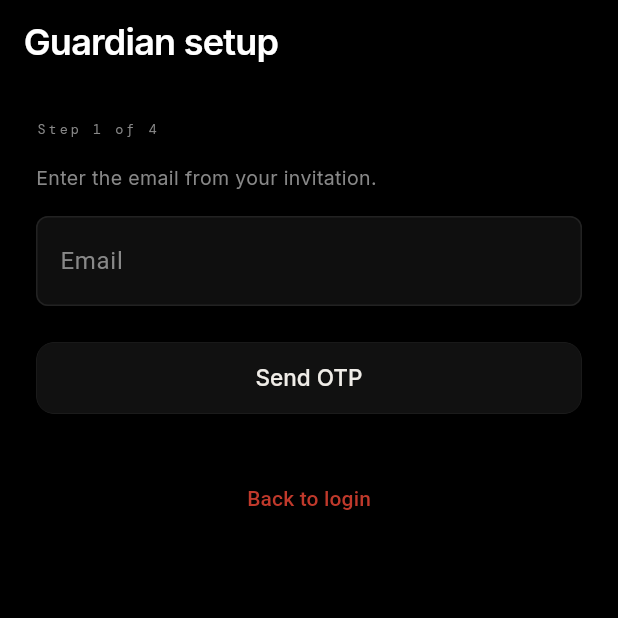
After one commit to ujwalbholan/surakshya-MobileApp, a Flutter app: the GuardianSetupScreen screen opened by its route, on a phone screen of 412 x 824 dp, the top half of it. The commit adds this screen. Run offline on Flutter 3.47's test engine with Material 3 defaults, Android fonts, the phone set to English and light mode, and no system bars; our stand-ins replace battery_plus, flutter_blue_plus, flutter_local_notifications, flutter_map, flutter_riverpod, flutter_secure_storage and 9 more; accounts and stored records are empty.

Commit message:
feat(flutter): guardian OTP/set-password screens and add-ward/reject-pending parity with the existing web flow

```diff
--- a/lib/features/auth/login_screen.dart
+++ b/lib/features/auth/login_screen.dart
@@ -211,6 +211,10 @@ class _LoginScreenState extends ConsumerState<LoginScreen> {
                   label: 'Create account',
                   onPressed: () => context.go(AppRoutes.signup),
                 ),
+                AuthFooterLink(
+                  label: 'Guardian invite setup',
+                  onPressed: () => context.go(AppRoutes.guardianSetup),
+                ),
               ],
             ),
           ),
--- /dev/null
+++ b/lib/features/guardians/guardian_setup_screen.dart
@@ -0,0 +1,329 @@
+library guardian_setup_screen;
+
+import 'package:flutter/material.dart';
+import 'package:flutter_riverpod/flutter_riverpod.dart';
+import 'package:go_router/go_router.dart';
+import 'package:suraksha/router/app_routes.dart';
+import 'package:suraksha/services/surakshya_api_service.dart';
+import 'package:suraksha/theme/suraksha_colors.dart';
+import 'package:suraksha/theme/suraksha_spacing.dart';
+import 'package:suraksha/theme/suraksha_typography.dart';
+import 'package:suraksha/widgets/origin_button.dart';
+
+/// Guardian invite activation: email → OTP → set password → success.
+/// Mirrors web `/guardian/setup` against public `/guardian/*` endpoints.
+class GuardianSetupScreen extends ConsumerStatefulWidget {
+  const GuardianSetupScreen({super.key, this.initialEmail});
+
+  final String? initialEmail;
+
+  @override
+  ConsumerState<GuardianSetupScreen> createState() =>
+      _GuardianSetupScreenState();
+}
+
+class _GuardianSetupScreenState extends ConsumerState<GuardianSetupScreen> {
+  static const _minPasswordLength = 8;
+  static const _otpCooldownSeconds = 30;
+
+  int _step = 1;
+  late final TextEditingController _emailController;
+  final _otpController = TextEditingController();
+  final _oldPasswordController = TextEditingController();
+  final _newPasswordController = TextEditingController();
+  final _confirmPasswordController = TextEditingController();
+
+  bool _loading = false;
+  String? _error;
+  int _cooldown = 0;
+
+  @override
+  void initState() {
+    super.initState();
+    _emailController = TextEditingController(text: widget.initialEmail ?? '');
+  }
+
+  @override
+  void dispose() {
+    _emailController.dispose();
+    _otpController.dispose();
+    _oldPasswordController.dispose();
+    _newPasswordController.dispose();
+    _confirmPasswordController.dispose();
+    super.dispose();
+  }
+
+  Future<void> _sendOtp() async {
+    final email = _emailController.text.trim().toLowerCase();
+    if (!_isValidEmail(email)) {
+      setState(() => _error = 'Enter a valid email address.');
+      return;
+    }
+    setState(() {
+      _loading = true;
+      _error = null;
+    });
+    try {
+      await ref.read(surakshyaApiServiceProvider).guardianSendOtp(email);
+      if (!mounted) return;
+      setState(() {
+        _step = 2;
+        _cooldown = _otpCooldownSeconds;
+        _loading = false;
+      });
+      _tickCooldown();
+    } on SurakshyaApiException catch (e) {
+      if (!mounted) return;
+      setState(() {
+        _error = e.message;
+        _loading = false;
+      });
+    } catch (_) {
+      if (!mounted) return;
+      setState(() {
+        _error = 'Failed to send OTP';
+        _loading = false;
+      });
+    }
+  }
+
+  void _tickCooldown() {
+    Future<void>.delayed(const Duration(seconds: 1), () {
+      if (!mounted || _cooldown <= 0) return;
+      setState(() => _cooldown -= 1);
+      if (_cooldown > 0) _tickCooldown();
+    });
+  }
+
+  Future<void> _verifyOtp() async {
+    final otp = _otpController.text.trim();
+    if (!RegExp(r'^\d{6}$').hasMatch(otp)) {
+      setState(() => _error = 'Enter the 6-digit code from your SMS.');
+      return;
+    }
+    setState(() {
+      _loading = true;
+      _error = null;
+    });
+    try {
+      await ref.read(surakshyaApiServiceProvider).guardianVerifyOtp(
+            email: _emailController.text.trim().toLowerCase(),
+            otp: otp,
+          );
+      if (!mounted) return;
+      setState(() {
+        _step = 3;
+        _loading = false;
+      });
+    } on SurakshyaApiException catch (e) {
+      if (!mounted) return;
+      setState(() {
+        _error = e.message;
+        _loading = false;
+      });
+    } catch (_) {
+      if (!mounted) return;
+      setState(() {
+        _error = 'Verification failed';
+        _loading = false;
+      });
+    }
+  }
+
+  Future<void> _setPassword() async {
+    final oldPassword = _oldPasswordController.text;
+    final newPassword = _newPasswordController.text;
+    final confirm = _confirmPasswordController.text;
+    if (oldPassword.trim().isEmpty) {
+      setState(
+        () => _error = 'Enter the temporary password from your invitation.',
+      );
+      return;
+    }
+    if (newPassword.length < _minPasswordLength) {
+      setState(
+        () => _error =
+            'Password must be at least $_minPasswordLength characters.',
+      );
+      return;
+    }
+    if (newPassword != confirm) {
+      setState(() => _error = 'Passwords do not match.');
+      return;
+    }
+    setState(() {
+      _loading = true;
+      _error = null;
+    });
+    try {
+      await ref.read(surakshyaApiServiceProvider).guardianSetPassword(
+            email: _emailController.text.trim().toLowerCase(),
+            oldPassword: oldPassword,
+            newPassword: newPassword,
+          );
+      if (!mounted) return;
+      setState(() {
+        _step = 4;
+        _loading = false;
+      });
+    } on SurakshyaApiException catch (e) {
+      if (!mounted) return;
+      setState(() {
+        _error = e.message;
+        _loading = false;
+      });
+    } catch (_) {
+      if (!mounted) return;
+      setState(() {
+        _error = 'Failed to set password';
+        _loading = false;
+      });
+    }
+  }
+
+  bool _isValidEmail(String value) =>
+      RegExp(r'^[^\s@]+@[^\s@]+\.[^\s@]+$').hasMatch(value);
+
+  @override
+  Widget build(BuildContext context) {
+    return Scaffold(
+      backgroundColor: surakshaBlack,
+      appBar: AppBar(
+        backgroundColor: surakshaBlack,
+        elevation: 0,
+        title: Text('Guardian setup', style: SurakshaTypography.dashGreeting),
+      ),
+      body: SafeArea(
+        child: ListView(
+          padding: const EdgeInsets.all(S.lg),
+          children: [
+            Text(
+              'Step $_step of 4',
+              style: SurakshaTypography.monoLabel,
+            ),
+            const SizedBox(height: S.md),
+            if (_error != null) ...[
+              Text(_error!, style: SurakshaTypography.bodyMedium.copyWith(
+                color: surakshaCrimson,
+              )),
+              const SizedBox(height: S.md),
+            ],
+            if (_step == 1) ...[
+              Text(
+                'Enter the email from your invitation.',
+                style: SurakshaTypography.dashSubtitle,
+              ),
+              const SizedBox(height: S.md),
+              TextField(
+                controller: _emailController,
+                keyboardType: TextInputType.emailAddress,
+                style: SurakshaTypography.bodyLarge,
+                decoration: const InputDecoration(
+                  labelText: 'Email',
+                  labelStyle: TextStyle(color: surakshaMuted),
+                ),
+              ),
+              const SizedBox(height: S.lg),
+              OriginButton(
+                onPressed: _sendOtp,
+                loading: _loading,
+                enabled: !_loading,
+                child: const Text('Send OTP'),
+              ),
+            ] else if (_step == 2) ...[
+              Text(
+                'Enter the 6-digit code sent to your phone.',
+                style: SurakshaTypography.dashSubtitle,
+              ),
+              const SizedBox(height: S.md),
+              TextField(
+                controller: _otpController,
+                keyboardType: TextInputType.number,
+                maxLength: 6,
+                style: SurakshaTypography.bodyLarge,
+                decoration: const InputDecoration(
+                  labelText: 'OTP',
+                  labelStyle: TextStyle(color: surakshaMuted),
+                  counterText: '',
+                ),
+              ),
+              const SizedBox(height: S.lg),
+              OriginButton(
+                onPressed: _verifyOtp,
+                loading: _loading,
+                enabled: !_loading,
+                child: const Text('Verify OTP'),
+              ),
+              TextButton(
+                onPressed: (_loading || _cooldown > 0) ? null : _sendOtp,
+                child: Text(
+                  _cooldown > 0 ? 'Resend in ${_cooldown}s' : 'Resend OTP',
+                ),
+              ),
+            ] else if (_step == 3) ...[
+              Text(
+                'Set a new password using your temporary invite password.',
+                style: SurakshaTypography.dashSubtitle,
+              ),
+              const SizedBox(height: S.md),
+              TextField(
+                controller: _oldPasswordController,
+                obscureText: true,
+                style: SurakshaTypography.bodyLarge,
+                decoration: const InputDecoration(
+                  labelText: 'Temporary password',
+                  labelStyle: TextStyle(color: surakshaMuted),
+                ),
+              ),
+              const SizedBox(height: S.sm),
+              TextField(
+                controller: _newPasswordController,
+                obscureText: true,
+                style: SurakshaTypography.bodyLarge,
+                decoration: const InputDecoration(
+                  labelText: 'New password',
+                  labelStyle: TextStyle(color: surakshaMuted),
+                ),
+              ),
+              const SizedBox(height: S.sm),
+              TextField(
+                controller: _confirmPasswordController,
+                obscureText: true,
+                style: SurakshaTypography.bodyLarge,
+                decoration: const InputDecoration(
+                  labelText: 'Confirm password',
+                  labelStyle: TextStyle(color: surakshaMuted),
+                ),
+              ),
+              const SizedBox(height: S.lg),
+              OriginButton(
+                onPressed: _setPassword,
+                loading: _loading,
+                enabled: !_loading,
+                child: const Text('Save password'),
+              ),
+            ] else ...[
+              const Icon(Icons.check_circle, color: Colors.greenAccent, size: 56),
+              const SizedBox(height: S.md),
+              Text(
+                'Your guardian account is ready. Sign in to continue.',
+                style: SurakshaTypography.dashSubtitle,
+                textAlign: TextAlign.center,
+              ),
+              const SizedBox(height: S.lg),
+              OriginButton(
+                onPressed: () => context.go(AppRoutes.login),
+                child: const Text('Go to login'),
+              ),
+            ],
+            const SizedBox(height: S.xl),
+            TextButton(
+              onPressed: () => context.go(AppRoutes.login),
+              child: const Text('Back to login'),
+            ),
+          ],
+        ),
+      ),
+    );
+  }
+}
--- a/lib/router/app_router.dart
+++ b/lib/router/app_router.dart
@@ -10,6 +10,7 @@ import 'package:suraksha/features/auth/login_screen.dart';
 import 'package:suraksha/features/auth/signup_screen.dart';
 import 'package:suraksha/features/dashboard/dashboard_shell.dart';
 import 'package:suraksha/features/guardians/guardians_screen.dart';
+import 'package:suraksha/features/guardians/guardian_setup_screen.dart';
 import 'package:suraksha/features/home/home_screen.dart';
 import 'package:suraksha/features/onboarding/onboarding_screen.dart';
 import 'package:suraksha/features/parent/parent_shell.dart';
@@ -58,6 +59,17 @@ final appRouterProvider = Provider<GoRouter>((ref) {
           transitionsBuilder: (context, animation, secondary, child) =>
               FadeTransition(opacity: animation, child: child),
         ),
+      ),
+      GoRoute(
+        path: AppRoutes.guardianSetup,
+        pageBuilder: (context, state) {
+          final email = state.uri.queryParameters['email'];
+          return CustomTransitionPage<void>(
+            child: GuardianSetupScreen(initialEmail: email),
+            transitionsBuilder: (context, animation, secondary, child) =>
+                FadeTransition(opacity: animation, child: child),
+          );
+        },
       ),
       GoRoute(
         path: AppRoutes.signup,
--- a/lib/router/app_routes.dart
+++ b/lib/router/app_routes.dart
@@ -13,6 +13,7 @@ class AppRoutes {
   static const String parent = '/parent';
   static const String profile = '/profile';
   static const String guardians = '/guardians';
+  static const String guardianSetup = '/guardian/setup';
 
   /// Home route after login or splash for the given account role.
   static String homeRouteForRole(String role) {
--- a/lib/services/surakshya_api_service.dart
+++ b/lib/services/surakshya_api_service.dart
@@ -269,6 +269,100 @@ class SurakshyaApiService {
     return data['message'] as String? ?? 'Request accepted';
   }
 
+  Future<String> rejectGuardianRequest(String requestId) async {
+    final headers = await _authHeaders();
+    final response = await _client.post(
+      Uri.parse('$_base/guardian/requests/$requestId/reject'),
+      headers: headers,
+    );
+    final data = _decode(response);
+    if (response.statusCode != 200 && response.statusCode != 201) {
+      throw SurakshyaApiException(
+        _messageFrom(data) ?? 'Failed to reject request',
+        statusCode: response.statusCode,
+      );
+    }
+    return data['message'] as String? ?? 'Request rejected';
+  }
+
+  Future<String> inviteWard({required String childEmail}) async {
+    final headers = await _authHeaders();
+    final response = await _client.post(
+      Uri.parse('$_base/guardian/add-ward'),
+      headers: headers,
+      body: jsonEncode({'child_email': childEmail.trim().toLowerCase()}),
+    );
+    final data = _decode(response);
+    if (response.statusCode != 200 && response.statusCode != 201) {
+      throw SurakshyaApiException(
+        _messageFrom(data) ?? 'Failed to invite ward',
+        statusCode: response.statusCode,
+      );
+    }
+    return data['message'] as String? ??
+        'Invitation sent. The child must accept before linking completes.';
+  }
+
+  /// Public guardian activation (no JWT) — mirrors web /guardian/setup.
+  Future<void> guardianSendOtp(String email) async {
+    final response = await _client.post(
+      Uri.parse('$_base/guardian/send-otp'),
+      headers: {'Content-Type': 'application/json'},
+      body: jsonEncode({'email': email.trim().toLowerCase()}),
+    );
+    final data = _decode(response);
+    if (response.statusCode != 200 && response.statusCode != 201) {
+      throw SurakshyaApiException(
+        _messageFrom(data) ?? 'Failed to send OTP',
+        statusCode: response.statusCode,
+      );
+    }
+  }
+
+  Future<void> guardianVerifyOtp({
+    required String email,
+    required String otp,
+  }) async {
+    final response = await _client.post(
+      Uri.parse('$_base/guardian/verify-otp'),
+      headers: {'Content-Type': 'application/json'},
+      body: jsonEncode({
+        'email': email.trim().toLowerCase(),
+        'otp': otp.trim(),
+      }),
+    );
+    final data = _decode(response);
+    if (response.statusCode != 200 && response.statusCode != 201) {
+      throw SurakshyaApiException(
+        _messageFrom(data) ?? 'OTP verification failed',
+        statusCode: response.statusCode,
+      );
+    }
+  }
+
+  Future<void> guardianSetPassword({
+    required String email,
+    required String oldPassword,
+    required String newPassword,
+  }) async {
+    final response = await _client.post(
+      Uri.parse('$_base/guardian/set-password'),
+      headers: {'Content-Type': 'application/json'},
+      body: jsonEncode({
+        'email': email.trim().toLowerCase(),
+        'oldPassword': oldPassword,
+        'newPassword': newPassword,
+      }),
+    );
+    final data = _decode(response);
+    if (response.statusCode != 200 && response.statusCode != 201) {
+      throw SurakshyaApiException(
+        _messageFrom(data) ?? 'Failed to set password',
+        statusCode: response.statusCode,
+      );
+    }
+  }
+
   Future<List<WardSosEvent>> fetchWardSos(String wardId) async {
     final headers = await _authHeaders();
     final response = await _client.get(
```
Also changed, not shown: lib/features/parent/parent_dashboard_provider.dart (+23 -0 lines), lib/features/parent/tabs/parent_home_tab.dart (+79 -0 lines).
